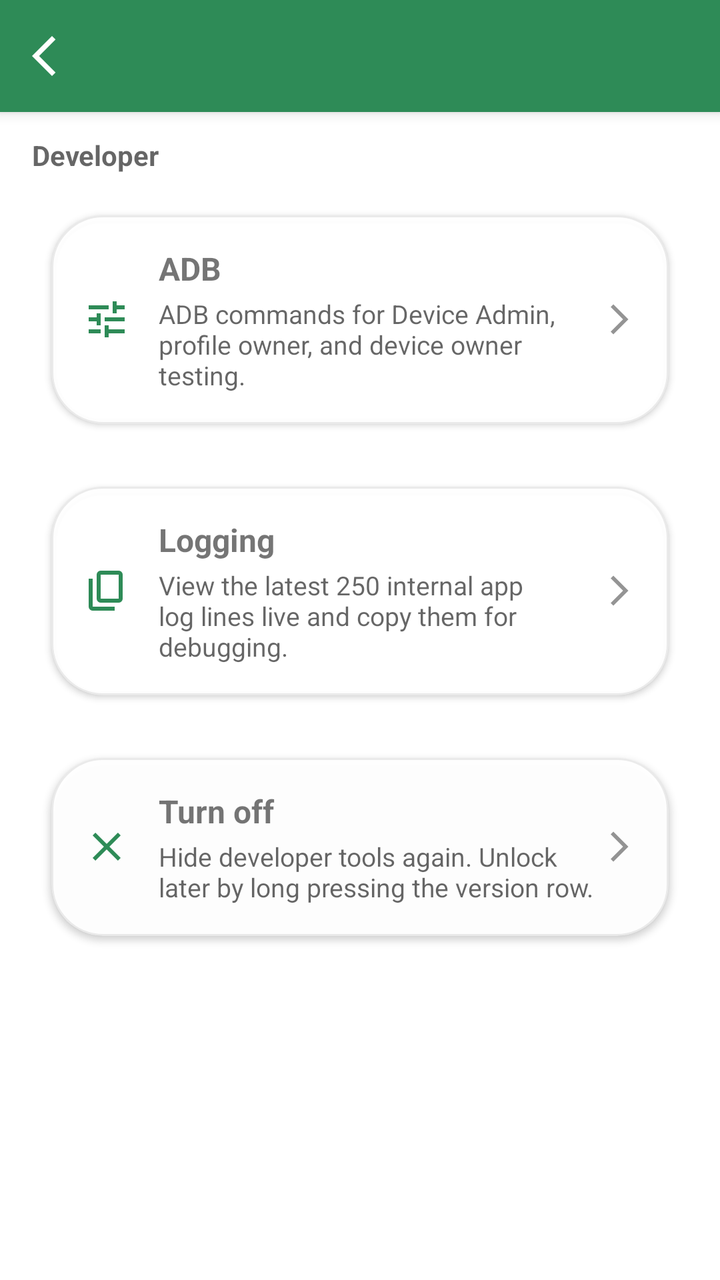
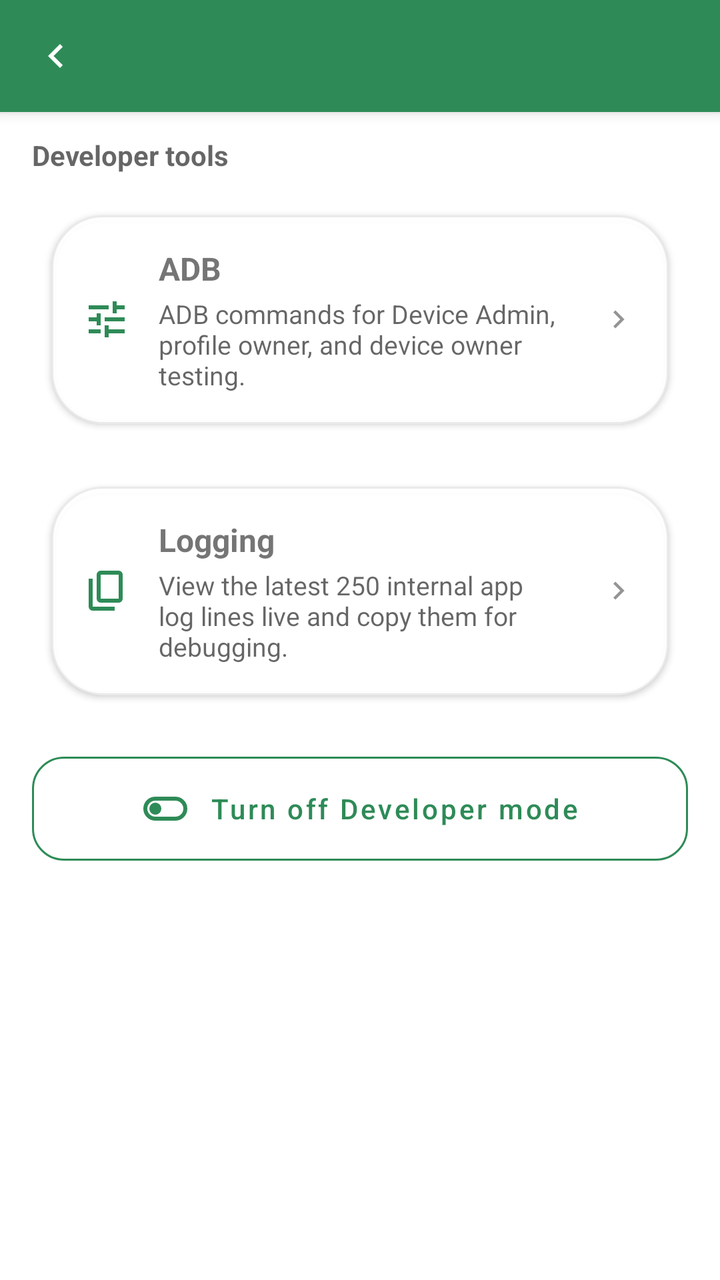

Screens rendered from an Android XML layout before and after an edit, with the pre-edit source and the edit as a unified diff.
<!-- AndroidManifest.xml: application theme Theme.Switchly -->
<!-- res/layout/activity_developer_mode.xml -->
<?xml version="1.0" encoding="utf-8"?>
<androidx.coordinatorlayout.widget.CoordinatorLayout
    xmlns:android="http://schemas.android.com/apk/res/android"
    xmlns:app="http://schemas.android.com/apk/res-auto"
    xmlns:tools="http://schemas.android.com/tools"
    android:layout_width="match_parent"
    android:layout_height="match_parent"
    android:background="?android:attr/colorBackground"
    tools:ignore="Overdraw">

    <com.google.android.material.appbar.AppBarLayout
        android:layout_width="match_parent"
        android:layout_height="wrap_content"
        android:fitsSystemWindows="true">

        <com.google.android.material.appbar.MaterialToolbar
            android:id="@+id/toolbarDeveloperMode"
            style="@style/Switchly.TopBar"
            android:layout_width="match_parent"
            android:layout_height="wrap_content"
            android:minHeight="?attr/actionBarSize"
            app:navigationIcon="@drawable/arrow_back_ios_24" />
    </com.google.android.material.appbar.AppBarLayout>

    <androidx.core.widget.NestedScrollView
        android:layout_width="match_parent"
        android:layout_height="match_parent"
        android:clipToPadding="false"
        android:fillViewport="true"
        android:paddingStart="16dp"
        android:paddingTop="12dp"
        android:paddingEnd="16dp"
        android:paddingBottom="16dp"
        app:layout_behavior="@string/appbar_scrolling_view_behavior">

        <LinearLayout
            android:layout_width="match_parent"
            android:layout_height="wrap_content"
            android:orientation="vertical">

            <TextView
                android:layout_width="match_parent"
                android:layout_height="wrap_content"
                android:text="@string/developer_mode_title"
                android:textColor="?android:attr/textColorSecondary"
                android:textSize="14sp"
                android:textStyle="bold" />

            <com.google.android.material.card.MaterialCardView
                android:id="@+id/cardDeveloperModeAdb"
                style="@style/Switchly.Card"
                android:layout_width="match_parent"
                android:layout_height="wrap_content"
                android:layout_marginTop="10dp"
                android:clickable="true"
                android:focusable="true"
                android:foreground="?attr/selectableItemBackground">

                <LinearLayout
                    android:layout_width="match_parent"
                    android:layout_height="wrap_content"
                    android:gravity="center_vertical"
                    android:minHeight="72dp"
                    android:orientation="horizontal"
                    android:padding="16dp">

                    <ImageView
                        android:layout_width="24dp"
                        android:layout_height="24dp"
                        android:contentDescription="@string/developer_mode_tile_adb"
                        android:src="@drawable/tune_24"
                        app:tint="?attr/colorPrimary" />

                    <LinearLayout
                        android:layout_width="0dp"
                        android:layout_height="wrap_content"
                        android:layout_marginStart="14dp"
                        android:layout_weight="1"
                        android:orientation="vertical">

                        <TextView
                            android:layout_width="match_parent"
                            android:layout_height="wrap_content"
                            android:text="@string/developer_mode_tile_adb"
                            android:textSize="16sp"
                            android:textStyle="bold" />

                        <TextView
                            android:layout_width="match_parent"
                            android:layout_height="wrap_content"
                            android:layout_marginTop="3dp"
                            android:text="@string/developer_mode_tile_adb_body"
                            android:textColor="?android:attr/textColorSecondary"
                            android:textSize="13sp" />
                    </LinearLayout>

                    <ImageView
                        android:layout_width="18dp"
                        android:layout_height="18dp"
                        android:alpha="0.7"
                        android:contentDescription="@string/open"
                        android:src="@drawable/arrow_forward_ios_24"
                        app:tint="?android:attr/textColorSecondary" />
                </LinearLayout>
            </com.google.android.material.card.MaterialCardView>

            <com.google.android.material.card.MaterialCardView
                android:id="@+id/cardDeveloperModeLogging"
                style="@style/Switchly.Card"
                android:layout_width="match_parent"
                android:layout_height="wrap_content"
                android:layout_marginTop="10dp"
                android:clickable="true"
                android:focusable="true"
                android:foreground="?attr/selectableItemBackground">

                <LinearLayout
                    android:layout_width="match_parent"
                    android:layout_height="wrap_content"
                    android:gravity="center_vertical"
                    android:minHeight="72dp"
                    android:orientation="horizontal"
                    android:padding="16dp">

                    <ImageView
                        android:layout_width="24dp"
                        android:layout_height="24dp"
                        android:contentDescription="@string/developer_mode_tile_logging"
                        android:src="@drawable/content_copy_24"
                        app:tint="?attr/colorPrimary" />

                    <LinearLayout
                        android:layout_width="0dp"
                        android:layout_height="wrap_content"
                        android:layout_marginStart="14dp"
                        android:layout_weight="1"
                        android:orientation="vertical">

                        <TextView
                            android:layout_width="match_parent"
                            android:layout_height="wrap_content"
                            android:text="@string/developer_mode_tile_logging"
                            android:textSize="16sp"
                            android:textStyle="bold" />

                        <TextView
                            android:layout_width="match_parent"
                            android:layout_height="wrap_content"
                            android:layout_marginTop="3dp"
                            android:text="@string/developer_mode_tile_logging_body"
                            android:textColor="?android:attr/textColorSecondary"
                            android:textSize="13sp" />
                    </LinearLayout>

                    <ImageView
                        android:layout_width="18dp"
                        android:layout_height="18dp"
                        android:alpha="0.7"
                        android:contentDescription="@string/open"
                        android:src="@drawable/arrow_forward_ios_24"
                        app:tint="?android:attr/textColorSecondary" />
                </LinearLayout>
            </com.google.android.material.card.MaterialCardView>

            <com.google.android.material.card.MaterialCardView
                android:id="@+id/cardDeveloperModeDisable"
                style="@style/Switchly.Card"
                android:layout_width="match_parent"
                android:layout_height="wrap_content"
                android:layout_marginTop="10dp"
                android:clickable="true"
                android:focusable="true"
                android:foreground="?attr/selectableItemBackground">

                <LinearLayout
                    android:layout_width="match_parent"
                    android:layout_height="wrap_content"
                    android:gravity="center_vertical"
                    android:minHeight="72dp"
                    android:orientation="horizontal"
                    android:padding="16dp">

                    <ImageView
                        android:layout_width="24dp"
                        android:layout_height="24dp"
                        android:contentDescription="@string/developer_mode_tile_disable"
                        android:src="@drawable/close_24"
                        app:tint="?attr/colorPrimary" />

                    <LinearLayout
                        android:layout_width="0dp"
                        android:layout_height="wrap_content"
                        android:layout_marginStart="14dp"
                        android:layout_weight="1"
                        android:orientation="vertical">

                        <TextView
                            android:layout_width="match_parent"
                            android:layout_height="wrap_content"
                            android:text="@string/developer_mode_tile_disable"
                            android:textSize="16sp"
                            android:textStyle="bold" />

                        <TextView
                            android:layout_width="match_parent"
                            android:layout_height="wrap_content"
                            android:layout_marginTop="3dp"
                            android:text="@string/developer_mode_disable_body"
                            android:textColor="?android:attr/textColorSecondary"
                            android:textSize="13sp" />
                    </LinearLayout>

                    <ImageView
                        android:layout_width="18dp"
                        android:layout_height="18dp"
                        android:alpha="0.7"
                        android:contentDescription="@string/open"
                        android:src="@drawable/arrow_forward_ios_24"
                        app:tint="?android:attr/textColorSecondary" />
                </LinearLayout>
            </com.google.android.material.card.MaterialCardView>
        </LinearLayout>
    </androidx.core.widget.NestedScrollView>

</androidx.coordinatorlayout.widget.CoordinatorLayout>
<!-- resources referenced by this layout -->
<resources>
  <!-- drawable arrow_back_ios_24 (drawable) -->
  <vector xmlns:android="http://schemas.android.com/apk/res/android"
      android:width="24dp"
      android:height="24dp"
      android:viewportWidth="960"
      android:viewportHeight="960">
      <path
          android:pathData="M400,880 L0,480l400,-400 71,71 -329,329 329,329 -71,71Z"
          android:fillColor="?attr/colorOnSurface"/>
  </vector>
  <!-- drawable arrow_forward_ios_24 (drawable) -->
  <vector xmlns:android="http://schemas.android.com/apk/res/android"
      android:width="24dp"
      android:height="24dp"
      android:viewportWidth="960"
      android:viewportHeight="960">
      <path
          android:pathData="m321,880 l-71,-71 329,-329 -329,-329 71,-71 400,400L321,880Z"
          android:fillColor="?attr/colorOnSurface"/>
  </vector>
  <!-- drawable close_24 (drawable) -->
  <vector xmlns:android="http://schemas.android.com/apk/res/android"
      android:width="24dp"
      android:height="24dp"
      android:viewportWidth="960"
      android:viewportHeight="960">
      <path
          android:pathData="m256,760 l-56,-56 224,-224 -224,-224 56,-56 224,224 224,-224 56,56 -224,224 224,224 -56,56 -224,-224 -224,224Z"
          android:fillColor="?attr/colorOnSurface"/>
  </vector>
  <!-- drawable content_copy_24 (drawable) -->
  <vector xmlns:android="http://schemas.android.com/apk/res/android"
      android:width="24dp"
      android:height="24dp"
      android:viewportWidth="960"
      android:viewportHeight="960">
      <path
          android:pathData="M360,720q-33,0 -56.5,-23.5T280,640v-480q0,-33 23.5,-56.5T360,80h360q33,0 56.5,23.5T800,160v480q0,33 -23.5,56.5T720,720L360,720ZM360,640h360v-480L360,160v480ZM200,880q-33,0 -56.5,-23.5T120,800v-560h80v560h440v80L200,880ZM360,640v-480,480Z"
          android:fillColor="?attr/colorOnSurface"/>
  </vector>
  <!-- drawable tune_24 (drawable) -->
  <vector xmlns:android="http://schemas.android.com/apk/res/android"
      android:width="24dp"
      android:height="24dp"
      android:viewportWidth="960"
      android:viewportHeight="960">
      <path
          android:pathData="M440,840v-240h80v80h320v80L520,760v80h-80ZM120,760v-80h240v80L120,760ZM280,600v-80L120,520v-80h160v-80h80v240h-80ZM440,520v-80h400v80L440,520ZM600,360v-240h80v80h160v80L680,280v80h-80ZM120,280v-80h400v80L120,280Z"
          android:fillColor="?attr/colorOnSurface"/>
  </vector>
  <string name="developer_mode_disable_body">Hide developer tools again. Unlock later by long pressing the version row.</string>
  <string name="developer_mode_tile_adb">ADB</string>
  <string name="developer_mode_tile_adb_body">ADB commands for Device Admin, profile owner, and device owner testing.</string>
  <string name="developer_mode_tile_disable">Turn off</string>
  <string name="developer_mode_tile_logging">Logging</string>
  <string name="developer_mode_tile_logging_body">View the latest 250 internal app log lines live and copy them for debugging.</string>
  <string name="developer_mode_title">Developer</string>
  <string name="open">Open</string>
  <color name="switchly_card_bg">#F7FFFFFF</color>
  <color name="switchly_card_stroke">#14000000</color>
  <color name="accent_default_green">#2E8B57</color>
  <!-- unchanged entries left out for length: 9 -->
</resources>

<!-- the commit's change to res/layout/activity_developer_mode.xml (unified diff, before → after) -->
@@ -19,7 +19,7 @@
             android:layout_width="match_parent"
             android:layout_height="wrap_content"
             android:minHeight="?attr/actionBarSize"
-            app:navigationIcon="@drawable/arrow_back_ios_24" />
+            app:navigationIcon="@drawable/keyboard_arrow_left_24" />
     </com.google.android.material.appbar.AppBarLayout>
 
     <androidx.core.widget.NestedScrollView
@@ -99,7 +99,7 @@
                         android:layout_height="18dp"
                         android:alpha="0.7"
                         android:contentDescription="@string/open"
-                        android:src="@drawable/arrow_forward_ios_24"
+                        android:src="@drawable/keyboard_arrow_right_24"
                         app:tint="?android:attr/textColorSecondary" />
                 </LinearLayout>
             </com.google.android.material.card.MaterialCardView>
@@ -157,68 +157,22 @@
                         android:layout_height="18dp"
                         android:alpha="0.7"
                         android:contentDescription="@string/open"
-                        android:src="@drawable/arrow_forward_ios_24"
+                        android:src="@drawable/keyboard_arrow_right_24"
                         app:tint="?android:attr/textColorSecondary" />
                 </LinearLayout>
             </com.google.android.material.card.MaterialCardView>
 
-            <com.google.android.material.card.MaterialCardView
-                android:id="@+id/cardDeveloperModeDisable"
-                style="@style/Switchly.Card"
+            <com.google.android.material.button.MaterialButton
+                android:id="@+id/btnDeveloperModeDisable"
+                style="@style/Switchly.OutlinedButton"
                 android:layout_width="match_parent"
                 android:layout_height="wrap_content"
-                android:layout_marginTop="10dp"
-                android:clickable="true"
-                android:focusable="true"
-                android:foreground="?attr/selectableItemBackground">
-
-                <LinearLayout
-                    android:layout_width="match_parent"
-                    android:layout_height="wrap_content"
-                    android:gravity="center_vertical"
-                    android:minHeight="72dp"
-                    android:orientation="horizontal"
-                    android:padding="16dp">
-
-                    <ImageView
-                        android:layout_width="24dp"
-                        android:layout_height="24dp"
-                        android:contentDescription="@string/developer_mode_tile_disable"
-                        android:src="@drawable/close_24"
-                        app:tint="?attr/colorPrimary" />
-
-                    <LinearLayout
-                        android:layout_width="0dp"
-                        android:layout_height="wrap_content"
-                        android:layout_marginStart="14dp"
-                        android:layout_weight="1"
-                        android:orientation="vertical">
-
-                        <TextView
-                            android:layout_width="match_parent"
-                            android:layout_height="wrap_content"
-                            android:text="@string/developer_mode_tile_disable"
-                            android:textSize="16sp"
-                            android:textStyle="bold" />
-
-                        <TextView
-                            android:layout_width="match_parent"
-                            android:layout_height="wrap_content"
-                            android:layout_marginTop="3dp"
-                            android:text="@string/developer_mode_disable_body"
-                            android:textColor="?android:attr/textColorSecondary"
-                            android:textSize="13sp" />
-                    </LinearLayout>
-
-                    <ImageView
-                        android:layout_width="18dp"
-                        android:layout_height="18dp"
-                        android:alpha="0.7"
-                        android:contentDescription="@string/open"
-                        android:src="@drawable/arrow_forward_ios_24"
-                        app:tint="?android:attr/textColorSecondary" />
-                </LinearLayout>
-            </com.google.android.material.card.MaterialCardView>
+                android:layout_marginTop="20dp"
+                android:text="@string/developer_mode_tile_disable"
+                android:textAllCaps="false"
+                app:icon="@drawable/toggle_off_24"
+                app:iconGravity="textStart"
+                app:iconPadding="10dp" />
         </LinearLayout>
     </androidx.core.widget.NestedScrollView>
 
<!-- resource entries referenced after the edit -->
@@ -1,35 +1,5 @@
 <!-- resources referenced by this layout -->
 <resources>
-  <!-- drawable arrow_back_ios_24 (drawable) -->
-  <vector xmlns:android="http://schemas.android.com/apk/res/android"
-      android:width="24dp"
-      android:height="24dp"
-      android:viewportWidth="960"
-      android:viewportHeight="960">
-      <path
-          android:pathData="M400,880 L0,480l400,-400 71,71 -329,329 329,329 -71,71Z"
-          android:fillColor="?attr/colorOnSurface"/>
-  </vector>
-  <!-- drawable arrow_forward_ios_24 (drawable) -->
-  <vector xmlns:android="http://schemas.android.com/apk/res/android"
-      android:width="24dp"
-      android:height="24dp"
-      android:viewportWidth="960"
-      android:viewportHeight="960">
-      <path
-          android:pathData="m321,880 l-71,-71 329,-329 -329,-329 71,-71 400,400L321,880Z"
-          android:fillColor="?attr/colorOnSurface"/>
-  </vector>
-  <!-- drawable close_24 (drawable) -->
-  <vector xmlns:android="http://schemas.android.com/apk/res/android"
-      android:width="24dp"
-      android:height="24dp"
-      android:viewportWidth="960"
-      android:viewportHeight="960">
-      <path
-          android:pathData="m256,760 l-56,-56 224,-224 -224,-224 56,-56 224,224 224,-224 56,56 -224,224 224,224 -56,56 -224,-224 -224,224Z"
-          android:fillColor="?attr/colorOnSurface"/>
-  </vector>
   <!-- drawable content_copy_24 (drawable) -->
   <vector xmlns:android="http://schemas.android.com/apk/res/android"
       android:width="24dp"
@@ -38,7 +8,39 @@
       android:viewportHeight="960">
       <path
           android:pathData="M360,720q-33,0 -56.5,-23.5T280,640v-480q0,-33 23.5,-56.5T360,80h360q33,0 56.5,23.5T800,160v480q0,33 -23.5,56.5T720,720L360,720ZM360,640h360v-480L360,160v480ZM200,880q-33,0 -56.5,-23.5T120,800v-560h80v560h440v80L200,880ZM360,640v-480,480Z"
-          android:fillColor="?attr/colorOnSurface"/>
+          android:fillColor="?attr/colorOnSurface" />
+  </vector>
+  <!-- drawable keyboard_arrow_left_24 (drawable) -->
+  <vector xmlns:android="http://schemas.android.com/apk/res/android"
+      android:width="24dp"
+      android:height="24dp"
+      android:viewportWidth="960"
+      android:viewportHeight="960"
+      android:autoMirrored="true">
+      <path
+          android:pathData="M560,720 320,480l240,-240 56,56 -184,184 184,184 -56,56Z"
+          android:fillColor="?attr/colorOnSurface" />
+  </vector>
+  <!-- drawable keyboard_arrow_right_24 (drawable) -->
+  <vector xmlns:android="http://schemas.android.com/apk/res/android"
+      android:width="24dp"
+      android:height="24dp"
+      android:viewportWidth="960"
+      android:viewportHeight="960"
+      android:autoMirrored="true">
+      <path
+          android:pathData="M504,480 320,296l56,-56 240,240 -240,240 -56,-56 184,-184Z"
+          android:fillColor="?attr/colorOnSurface" />
+  </vector>
+  <!-- drawable toggle_off_24 (drawable) -->
+  <vector xmlns:android="http://schemas.android.com/apk/res/android"
+      android:width="24dp"
+      android:height="24dp"
+      android:viewportWidth="960"
+      android:viewportHeight="960">
+      <path
+          android:pathData="M280,720q-100,0 -170,-70T40,480q0,-100 70,-170t170,-70h400q100,0 170,70t70,170q0,100 -70,170t-170,70L280,720ZM280,640h400q66,0 113,-47t47,-113q0,-66 -47,-113t-113,-47L280,320q-66,0 -113,47t-47,113q0,66 47,113t113,47ZM280,600q50,0 85,-35t35,-85q0,-50 -35,-85t-85,-35q-50,0 -85,35t-35,85q0,50 35,85t85,35ZM480,480Z"
+          android:fillColor="?attr/colorOnSurface" />
   </vector>
   <!-- drawable tune_24 (drawable) -->
   <vector xmlns:android="http://schemas.android.com/apk/res/android"
@@ -48,16 +50,24 @@
       android:viewportHeight="960">
       <path
           android:pathData="M440,840v-240h80v80h320v80L520,760v80h-80ZM120,760v-80h240v80L120,760ZM280,600v-80L120,520v-80h160v-80h80v240h-80ZM440,520v-80h400v80L440,520ZM600,360v-240h80v80h160v80L680,280v80h-80ZM120,280v-80h400v80L120,280Z"
-          android:fillColor="?attr/colorOnSurface"/>
+          android:fillColor="?attr/colorOnSurface" />
   </vector>
-  <string name="developer_mode_disable_body">Hide developer tools again. Unlock later by long pressing the version row.</string>
   <string name="developer_mode_tile_adb">ADB</string>
   <string name="developer_mode_tile_adb_body">ADB commands for Device Admin, profile owner, and device owner testing.</string>
-  <string name="developer_mode_tile_disable">Turn off</string>
+  <string name="developer_mode_tile_disable">Turn off Developer mode</string>
   <string name="developer_mode_tile_logging">Logging</string>
   <string name="developer_mode_tile_logging_body">View the latest 250 internal app log lines live and copy them for debugging.</string>
-  <string name="developer_mode_title">Developer</string>
+  <string name="developer_mode_title">Developer tools</string>
   <string name="open">Open</string>
+  <style name="Switchly.OutlinedButton" parent="Widget.MaterialComponents.Button.OutlinedButton">
+          <item name="strokeColor">?attr/colorPrimary</item>
+          <item name="android:textColor">?attr/colorPrimary</item>
+          <item name="cornerRadius">16dp</item>
+          <item name="android:textAllCaps">false</item>
+          <item name="android:insetTop">0dp</item>
+          <item name="android:insetBottom">0dp</item>
+          <item name="android:minHeight">52dp</item>
+      </style>
   <color name="switchly_card_bg">#F7FFFFFF</color>
   <color name="switchly_card_stroke">#14000000</color>
   <color name="accent_default_green">#2E8B57</color>
